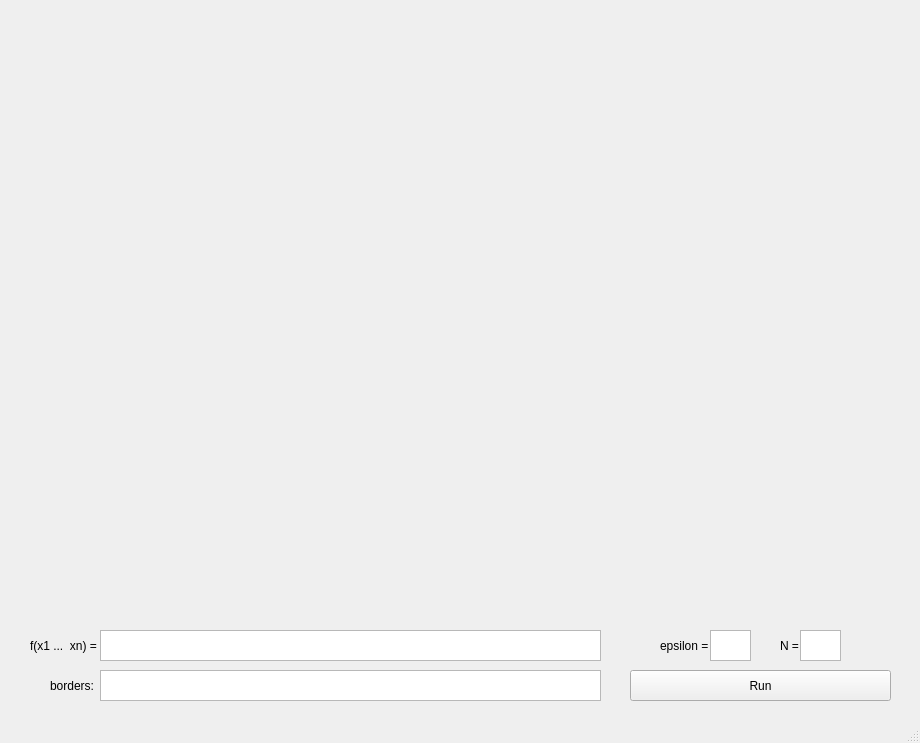
Above: gui.ui from vladimir-kalinin/diplom before the change. Below: the same form after it.
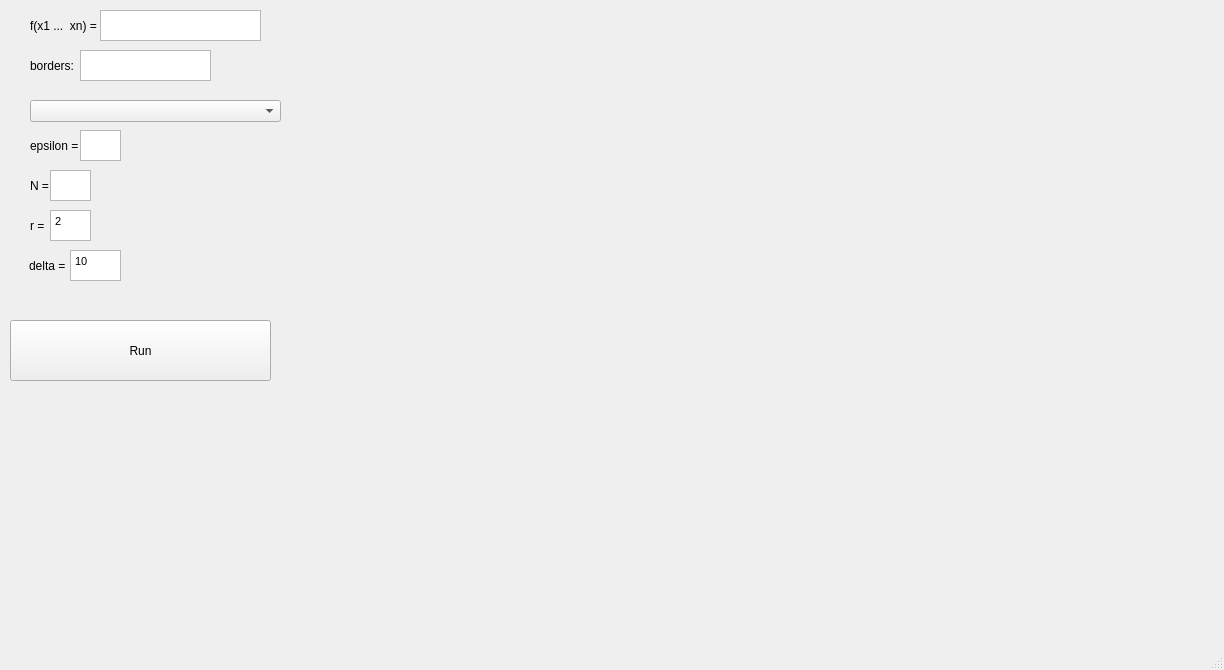
That is the form after the change.

```diff
--- a/gui.ui
+++ b/gui.ui
@@ -6,98 +6,56 @@
    <rect>
     <x>0</x>
     <y>0</y>
-    <width>920</width>
-    <height>743</height>
+    <width>1224</width>
+    <height>670</height>
    </rect>
   </property>
   <property name="windowTitle">
    <string>MainWindow</string>
   </property>
   <widget class="QWidget" name="centralwidget">
-   <widget class="QTextEdit" name="textEdit_func">
-    <property name="geometry">
-     <rect>
-      <x>100</x>
-      <y>630</y>
-      <width>501</width>
-      <height>31</height>
-     </rect>
-    </property>
-   </widget>
-   <widget class="QPushButton" name="pushButton">
-    <property name="geometry">
-     <rect>
-      <x>630</x>
-      <y>670</y>
-      <width>261</width>
-      <height>31</height>
-     </rect>
-    </property>
-    <property name="text">
-     <string>Run</string>
-    </property>
-   </widget>
    <widget class="QWidget" name="widget" native="true">
     <property name="geometry">
      <rect>
-      <x>10</x>
+      <x>320</x>
       <y>0</y>
       <width>901</width>
       <height>621</height>
      </rect>
     </property>
    </widget>
+   <widget class="QTextEdit" name="textEdit_r">
+    <property name="geometry">
+     <rect>
+      <x>50</x>
+      <y>210</y>
+      <width>41</width>
+      <height>31</height>
+     </rect>
+    </property>
+    <property name="html">
+     <string>&lt;!DOCTYPE HTML PUBLIC &quot;-//W3C//DTD HTML 4.0//EN&quot; &quot;http://www.w3.org/TR/REC-html40/strict.dtd&quot;&gt;
+&lt;html&gt;&lt;head&gt;&lt;meta name=&quot;qrichtext&quot; content=&quot;1&quot; /&gt;&lt;style type=&quot;text/css&quot;&gt;
+p, li { white-space: pre-wrap; }
+&lt;/style&gt;&lt;/head&gt;&lt;body style=&quot; font-family:'MS Shell Dlg 2'; font-size:8.25pt; font-weight:400; font-style:normal;&quot;&gt;
+&lt;p style=&quot; margin-top:0px; margin-bottom:0px; margin-left:0px; margin-right:0px; -qt-block-indent:0; text-indent:0px;&quot;&gt;2&lt;/p&gt;&lt;/body&gt;&lt;/html&gt;</string>
+    </property>
+   </widget>
    <widget class="QTextEdit" name="textEdit_n">
     <property name="geometry">
      <rect>
-      <x>800</x>
-      <y>630</y>
+      <x>50</x>
+      <y>170</y>
       <width>41</width>
       <height>31</height>
      </rect>
     </property>
    </widget>
-   <widget class="QTextEdit" name="textEdit_eps">
-    <property name="geometry">
-     <rect>
-      <x>710</x>
-      <y>630</y>
-      <width>41</width>
-      <height>31</height>
-     </rect>
-    </property>
-   </widget>
-   <widget class="QLabel" name="label">
-    <property name="geometry">
-     <rect>
-      <x>660</x>
-      <y>630</y>
-      <width>51</width>
-      <height>31</height>
-     </rect>
-    </property>
-    <property name="text">
-     <string>epsilon =</string>
-    </property>
-   </widget>
-   <widget class="QLabel" name="label_2">
-    <property name="geometry">
-     <rect>
-      <x>780</x>
-      <y>630</y>
-      <width>21</width>
-      <height>31</height>
-     </rect>
-    </property>
-    <property name="text">
-     <string>N =</string>
-    </property>
-   </widget>
    <widget class="QLabel" name="label_3">
     <property name="geometry">
      <rect>
       <x>30</x>
-      <y>630</y>
+      <y>10</y>
       <width>71</width>
       <height>31</height>
      </rect>
@@ -106,12 +64,71 @@
      <string>f(x1 ...  xn) =</string>
     </property>
    </widget>
+   <widget class="QLabel" name="label_2">
+    <property name="geometry">
+     <rect>
+      <x>30</x>
+      <y>170</y>
+      <width>21</width>
+      <height>31</height>
+     </rect>
+    </property>
+    <property name="text">
+     <string>N =</string>
+    </property>
+   </widget>
+   <widget class="QLabel" name="label_5">
+    <property name="geometry">
+     <rect>
+      <x>30</x>
+      <y>210</y>
+      <width>31</width>
+      <height>31</height>
+     </rect>
+    </property>
+    <property name="text">
+     <string>r =</string>
+    </property>
+   </widget>
+   <widget class="QLabel" name="label">
+    <property name="geometry">
+     <rect>
+      <x>30</x>
+      <y>130</y>
+      <width>51</width>
+      <height>31</height>
+     </rect>
+    </property>
+    <property name="text">
+     <string>epsilon =</string>
+    </property>
+   </widget>
+   <widget class="QTextEdit" name="textEdit_eps">
+    <property name="geometry">
+     <rect>
+      <x>80</x>
+      <y>130</y>
+      <width>41</width>
+      <height>31</height>
+     </rect>
+    </property>
+   </widget>
    <widget class="QTextEdit" name="textEdit_borders">
     <property name="geometry">
      <rect>
+      <x>80</x>
+      <y>50</y>
+      <width>131</width>
+      <height>31</height>
+     </rect>
+    </property>
+   </widget>
+   <widget class="QTextEdit" name="textEdit_func">
+    <property name="geometry">
+     <rect>
       <x>100</x>
-      <y>670</y>
-      <width>501</width>
+      <y>10</y>
+      <width>161</width>
       <height>31</height>
      </rect>
     </property>
@@ -119,8 +136,8 @@
    <widget class="QLabel" name="label_4">
     <property name="geometry">
      <rect>
-      <x>50</x>
-      <y>670</y>
+      <x>30</x>
+      <y>50</y>
       <width>51</width>
       <height>31</height>
      </rect>
@@ -129,6 +146,59 @@
      <string>borders:</string>
     </property>
    </widget>
+   <widget class="QComboBox" name="comboBox">
+    <property name="geometry">
+     <rect>
+      <x>30</x>
+      <y>100</y>
+      <width>251</width>
+      <height>22</height>
+     </rect>
+    </property>
+   </widget>
+   <widget class="QPushButton" name="pushButton">
+    <property name="geometry">
+     <rect>
+      <x>10</x>
+      <y>320</y>
+      <width>261</width>
+      <height>61</height>
+     </rect>
+    </property>
+    <property name="text">
+     <string>Run</string>
+    </property>
+   </widget>
+   <widget class="QLabel" name="label_6">
+    <property name="geometry">
+     <rect>
+      <x>29</x>
+      <y>250</y>
+      <width>41</width>
+      <height>31</height>
+     </rect>
+    </property>
+    <property name="text">
+     <string>delta =</string>
+    </property>
+   </widget>
+   <widget class="QTextEdit" name="textEdit_delta">
+    <property name="geometry">
+     <rect>
+      <x>70</x>
+      <y>250</y>
+      <width>51</width>
+      <height>31</height>
+     </rect>
+    </property>
+    <property name="html">
+     <string>&lt;!DOCTYPE HTML PUBLIC &quot;-//W3C//DTD HTML 4.0//EN&quot; &quot;http://www.w3.org/TR/REC-html40/strict.dtd&quot;&gt;
+&lt;html&gt;&lt;head&gt;&lt;meta name=&quot;qrichtext&quot; content=&quot;1&quot; /&gt;&lt;style type=&quot;text/css&quot;&gt;
+p, li { white-space: pre-wrap; }
+&lt;/style&gt;&lt;/head&gt;&lt;body style=&quot; font-family:'MS Shell Dlg 2'; font-size:8.25pt; font-weight:400; font-style:normal;&quot;&gt;
+&lt;p style=&quot; margin-top:0px; margin-bottom:0px; margin-left:0px; margin-right:0px; -qt-block-indent:0; text-indent:0px;&quot;&gt;10&lt;/p&gt;&lt;/body&gt;&lt;/html&gt;</string>
+    </property>
+   </widget>
   </widget>
   <widget class="QMenuBar" name="menubar">
    <property name="geometry">
```
Left out of the diff: 2 changed lines with no effect on the pictures.
